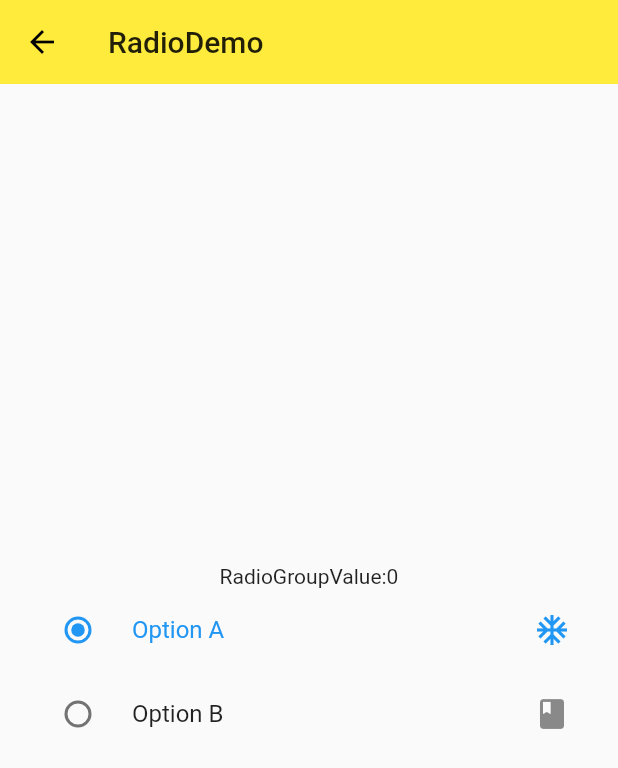
After one commit to LIsemd/FlutterDemo, a Flutter app: the screen it shows after launch, after a tap on "Radio", on a phone screen of 412 x 824 dp. The commit adds this screen. Shown: the top 768 px of the screen. Run offline on Flutter 3.47's test engine with Material 2 defaults, Android fonts, the phone set to English and light mode, and no system bars.

Commit message:
完成分支（9）

```diff
--- a/lib/demo/material_components.dart
+++ b/lib/demo/material_components.dart
@@ -2,6 +2,12 @@ import 'package:flutter/material.dart';
 import './button_demo.dart';
 import './floating_action_demo.dart';
 import './popup_menu_button_demo.dart';
+import './form_demo.dart';
+import './checkbox_demo.dart';
+import './radio_demo.dart';
+import './switch_demo.dart';
+import './slider_demo.dart';
+import './datetime_demo.dart';
 
 class MaterialComponents extends StatelessWidget {
   @override
@@ -13,7 +19,13 @@ class MaterialComponents extends StatelessWidget {
       ),
       body: ListView(
         children: <Widget>[
+          ListItem(title: 'DateTime', page: DateTimeDemo()),
+          ListItem(title: 'Checkbox', page: CheckboxDemo()),
+          ListItem(title: 'Radio', page: RadioDemo()),
+          ListItem(title: 'Switch', page: SwitchDemo()),
+          ListItem(title: 'Slider', page: SliderDemo()),
           ListItem(title: 'PopupMenuButton', page: PopupMenuButtonDemo()),
+          ListItem(title: 'Form', page: FormDemo()),
           ListItem(title: 'Button', page: ButtonDemo()),
           ListItem(title: 'FloatingActionButton', page: FloatingActionButtonDemo())
         ],
--- /dev/null
+++ b/lib/demo/radio_demo.dart
@@ -0,0 +1,74 @@
+import 'package:flutter/material.dart';
+
+class RadioDemo extends StatefulWidget {
+  @override
+  _RadioDemoState createState() => _RadioDemoState();
+}
+
+class _RadioDemoState extends State<RadioDemo> {
+  int _radioGroupA = 0;
+  void _handleRadioValueChanged (int value) {
+    setState(() {
+      _radioGroupA = value;
+    });
+  }
+
+  @override
+  Widget build(BuildContext context) {
+    return Scaffold(
+      appBar: AppBar(
+        title: Text('RadioDemo'),
+        elevation: 0.0,
+      ),
+      body: Container(
+        padding: EdgeInsets.all(16.0),
+        child: Column(
+          mainAxisAlignment: MainAxisAlignment.center,
+          children: <Widget>[
+            Text('RadioGroupValue:$_radioGroupA'),
+            RadioListTile(
+              value: 0,
+              groupValue: _radioGroupA,
+              onChanged: _handleRadioValueChanged,
+              title: Text('Option A'),
+              secondary: Icon(Icons.ac_unit),
+              selected: _radioGroupA == 0,
+            ),
+            RadioListTile(
+              value: 1,
+              groupValue: _radioGroupA,
+              onChanged: _handleRadioValueChanged,
+              title: Text('Option B'),
+              secondary: Icon(Icons.book),
+              selected: _radioGroupA == 1,
+            ),
+            Row(
+              mainAxisAlignment: MainAxisAlignment.center,
+              children: <Widget>[
+//                Radio(
+//                  value: 0,
+//                  groupValue: _radioGroupA,
+//                  onChanged: _handleRadioValueChanged,
+//                  activeColor: Colors.black,
+//                ),
+//                Radio(
+//                  value: 1,
+//                  groupValue: _radioGroupA,
+//                  onChanged: _handleRadioValueChanged,
+//                  activeColor: Colors.black,
+//                ),
+//                Radio(
+//                  value: 2,
+//                  groupValue: _radioGroupA,
+//                  onChanged: _handleRadioValueChanged,
+//                  activeColor: Colors.black,
+//                )
+
+              ],
+            )
+          ],
+        ),
+      ),
+    );
+  }
+}
--- a/pubspec.yaml
+++ b/pubspec.yaml
@@ -19,6 +19,7 @@ environment:
 dependencies:
   flutter:
     sdk: flutter
+  intl: 0.15.8
 
   # The following adds the Cupertino Icons font to your application.
   # Use with the CupertinoIcons class for iOS style icons.
```
Also changed, not shown: lib/demo/checkbox_demo.dart (added, +54 -0 lines), lib/demo/datetime_demo.dart (added, +78 -0 lines), lib/demo/form_demo.dart (+6 -4 lines), lib/demo/slider_demo.dart (added, +51 -0 lines), lib/demo/switch_demo.dart (added, +54 -0 lines), pubspec.lock.
